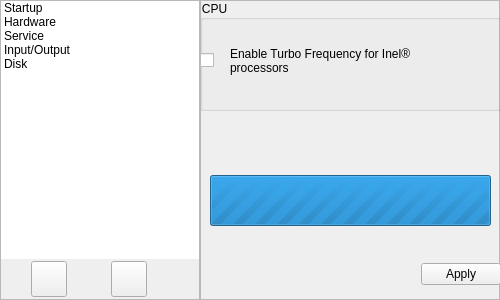
The window that Components/magickonfug.ui (zwpwjwtz/SuperPanda) describes before a commit, drawn with Qt 5.
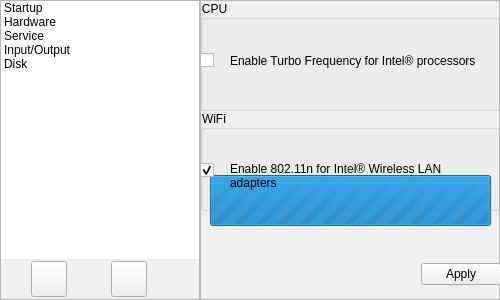
The same window after the commit. The open tabs and pages were chosen to show the change. Icons and pictures are not drawn.

Commit message: Functions for disabling 802.11n mode for Intel(R) Wireless Adapters.

The edit to the form file:
```diff
--- a/Components/magickonfug.ui
+++ b/Components/magickonfug.ui
@@ -279,12 +279,12 @@
            <rect>
             <x>30</x>
             <y>30</y>
-            <width>231</width>
+            <width>261</width>
             <height>61</height>
            </rect>
           </property>
           <property name="text">
-           <string>Enable Turbo Frequency for Inel® processors</string>
+           <string>Enable Turbo Frequency for Intel® processors</string>
           </property>
           <property name="wordWrap">
            <bool>true</bool>
@@ -304,6 +304,51 @@
           </property>
          </widget>
         </widget>
+        <widget class="QGroupBox" name="groupBox_4">
+         <property name="geometry">
+          <rect>
+           <x>0</x>
+           <y>110</y>
+           <width>301</width>
+           <height>101</height>
+          </rect>
+         </property>
+         <property name="title">
+          <string>WiFi</string>
+         </property>
+         <widget class="QLabel" name="label_14">
+          <property name="geometry">
+           <rect>
+            <x>30</x>
+            <y>30</y>
+            <width>261</width>
+            <height>71</height>
+           </rect>
+          </property>
+          <property name="text">
+           <string>Enable 802.11n for Intel® Wireless LAN adapters</string>
+          </property>
+          <property name="wordWrap">
+           <bool>true</bool>
+          </property>
+         </widget>
+         <widget class="QCheckBox" name="checkIWiFi80211n">
+          <property name="geometry">
+           <rect>
+            <x>0</x>
+            <y>30</y>
+            <width>31</width>
+            <height>61</height>
+           </rect>
+          </property>
+          <property name="text">
+           <string/>
+          </property>
+          <property name="checked">
+           <bool>true</bool>
+          </property>
+         </widget>
+        </widget>
        </widget>
        <widget class="QWidget" name="pageService">
         <widget class="QLabel" name="label_4">
```
The commit also changes 5 other files.
